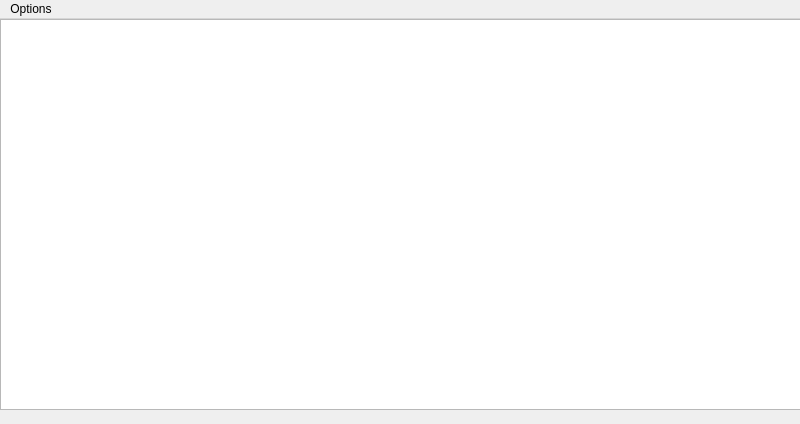
Old version of the form musicwindow.ui in the repository gidzzz/openmediaplayer.
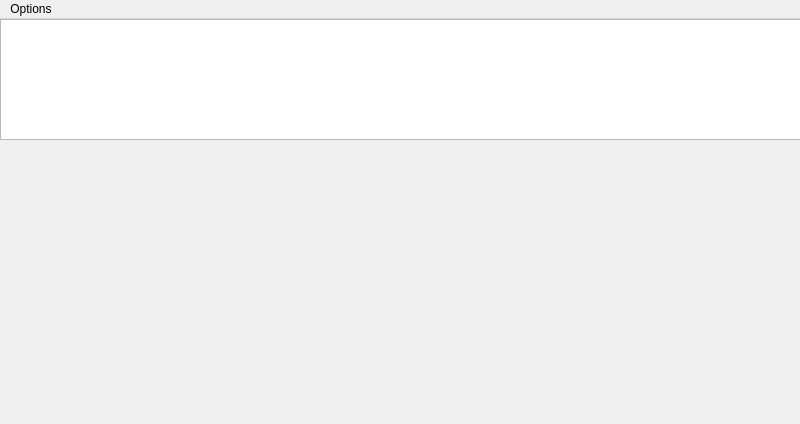
New version of the form.

Commit message: Change object names to add future code.

What changed in the file:
```diff
--- a/musicwindow.ui
+++ b/musicwindow.ui
@@ -20,7 +20,7 @@
       <x>0</x>
       <y>0</y>
       <width>801</width>
-      <height>391</height>
+      <height>121</height>
      </rect>
     </property>
     <layout class="QVBoxLayout" name="verticalLayout">
```
Left out of the diff: 2 changed lines with no effect on the pictures. The commit also changes 1 other file.
